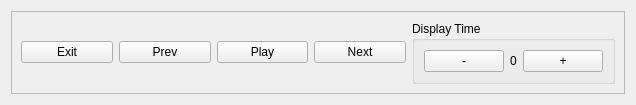
First picture: the form in src/qpicasa/ui/slideshowcontrolwidget.ui, repository juliendz/imagius, before the edit.
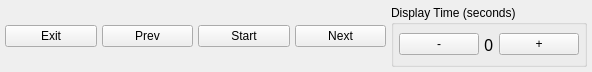
Second picture: the form after the edit.

Patch:
```diff
--- a/src/qpicasa/ui/slideshowcontrolwidget.ui
+++ b/src/qpicasa/ui/slideshowcontrolwidget.ui
@@ -6,23 +6,53 @@
    <rect>
     <x>0</x>
     <y>0</y>
-    <width>636</width>
-    <height>94</height>
+    <width>592</width>
+    <height>72</height>
    </rect>
   </property>
   <property name="windowTitle">
    <string>Form</string>
   </property>
   <layout class="QHBoxLayout" name="horizontalLayout">
+   <property name="spacing">
+    <number>0</number>
+   </property>
+   <property name="leftMargin">
+    <number>0</number>
+   </property>
+   <property name="topMargin">
+    <number>0</number>
+   </property>
+   <property name="rightMargin">
+    <number>0</number>
+   </property>
+   <property name="bottomMargin">
+    <number>0</number>
+   </property>
    <item>
     <widget class="QFrame" name="frame">
      <property name="frameShape">
-      <enum>QFrame::StyledPanel</enum>
+      <enum>QFrame::NoFrame</enum>
      </property>
      <property name="frameShadow">
       <enum>QFrame::Raised</enum>
      </property>
      <layout class="QHBoxLayout" name="horizontalLayout_3">
+      <property name="spacing">
+       <number>5</number>
+      </property>
+      <property name="leftMargin">
+       <number>5</number>
+      </property>
+      <property name="topMargin">
+       <number>5</number>
+      </property>
+      <property name="rightMargin">
+       <number>5</number>
+      </property>
+      <property name="bottomMargin">
+       <number>5</number>
+      </property>
       <item>
        <widget class="QPushButton" name="btn_exit">
         <property name="text">
@@ -31,21 +61,21 @@
        </widget>
       </item>
       <item>
-       <widget class="QPushButton" name="btn_prev_image">
+       <widget class="QPushButton" name="btn_prev_slide">
         <property name="text">
          <string>Prev</string>
         </property>
        </widget>
       </item>
       <item>
-       <widget class="QPushButton" name="btn_play">
+       <widget class="QPushButton" name="btn_start_slideshow">
         <property name="text">
-         <string>Play</string>
+         <string>Start</string>
         </property>
        </widget>
       </item>
       <item>
-       <widget class="QPushButton" name="btn_next_image">
+       <widget class="QPushButton" name="btn_next_slide">
         <property name="text">
          <string>Next</string>
         </property>
@@ -54,11 +84,26 @@
       <item>
        <widget class="QGroupBox" name="groupBox">
         <property name="title">
-         <string>Display Time</string>
+         <string>Display Time (seconds)</string>
         </property>
         <layout class="QHBoxLayout" name="horizontalLayout_2">
+         <property name="spacing">
+          <number>5</number>
+         </property>
+         <property name="leftMargin">
+          <number>5</number>
+         </property>
+         <property name="topMargin">
+          <number>5</number>
+         </property>
+         <property name="rightMargin">
+          <number>5</number>
+         </property>
+         <property name="bottomMargin">
+          <number>5</number>
+         </property>
          <item>
-          <widget class="QPushButton" name="btn_decre_time">
+          <widget class="QPushButton" name="btn_decre_interval">
            <property name="text">
             <string>-</string>
            </property>
@@ -66,13 +111,19 @@
          </item>
          <item>
           <widget class="QLabel" name="lbl_display_time">
+           <property name="font">
+            <font>
+             <family>Noto Sans</family>
+             <pointsize>12</pointsize>
+            </font>
+           </property>
            <property name="text">
             <string>0</string>
            </property>
           </widget>
          </item>
          <item>
-          <widget class="QPushButton" name="btn_incre_time">
+          <widget class="QPushButton" name="btn_incre_interval">
            <property name="text">
             <string>+</string>
            </property>
```
